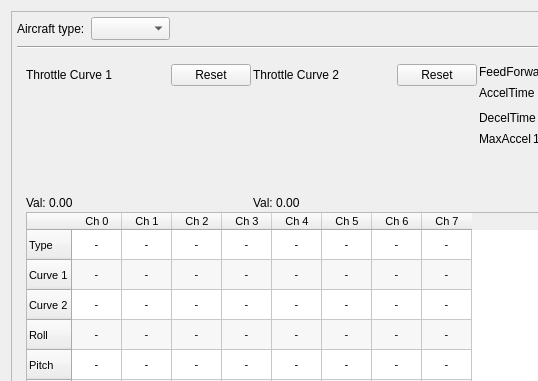
First picture: the form in ground/src/plugins/config/airframe.ui, repository openpilot/OpenPilot, before the edit; both pictures show x 0 to 538 and y 0 to 381 of the 730 by 559 pixel window.
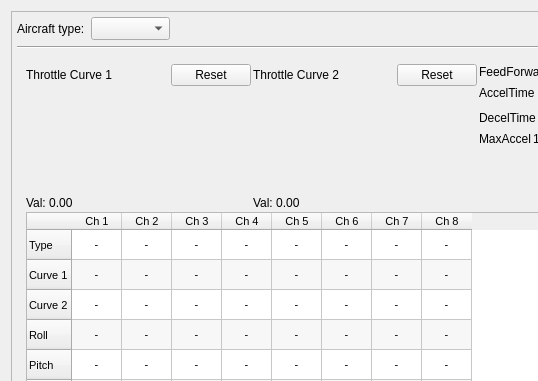
Second picture: the form after the edit. The open tabs and pages were chosen to show the change. Custom widgets are drawn as their Qt base class.

What changed in the file:
```diff
--- a/ground/src/plugins/config/airframe.ui
+++ b/ground/src/plugins/config/airframe.ui
@@ -1605,11 +1605,6 @@
                 <string>Yaw</string>
                </property>
               </row>
-              <column>
-               <property name="text">
-                <string>Ch 0</string>
-               </property>
-              </column>
               <column>
                <property name="text">
                 <string>Ch 1</string>
@@ -1645,6 +1640,11 @@
                 <string>Ch 7</string>
                </property>
               </column>
+              <column>
+               <property name="text">
+                <string>Ch 8</string>
+               </property>
+              </column>
               <item row="0" column="0">
                <property name="text">
                 <string>-</string>
```
Left out of the diff: 12 changed lines with no effect on the pictures.
